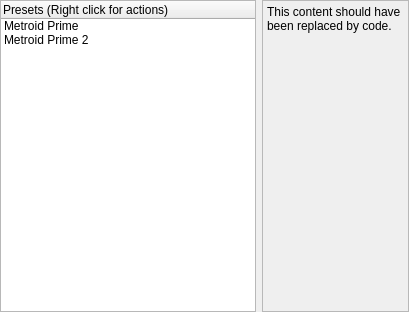
The window that randovania/gui/ui_files/select_preset_widget.ui (randovania/randovania) describes before a commit, drawn with Qt 5.
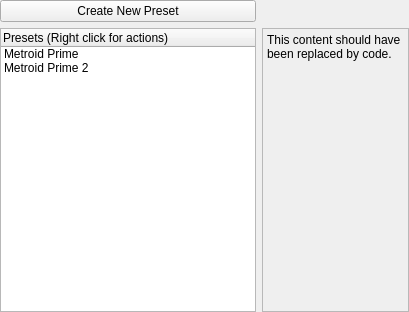
The same window after the commit. Custom widgets are drawn as their Qt base class.

Commit message:
Add Create New Preset button to preset selection UI
- partially fixes #6183

```diff
--- a/randovania/gui/ui_files/select_preset_widget.ui
+++ b/randovania/gui/ui_files/select_preset_widget.ui
@@ -23,6 +23,13 @@
    <property name="bottomMargin">
     <number>0</number>
    </property>
+   <item row="0" column="0" colspan="2">
+    <widget class="QPushButton" name="create_new_preset_button">
+     <property name="text">
+      <string>Create New Preset</string>
+     </property>
+    </widget>
+   </item>
    <item row="2" column="2" colspan="2">
     <widget class="QScrollArea" name="create_scroll_area">
      <property name="sizePolicy">
```
The commit also changes 2 other files.
